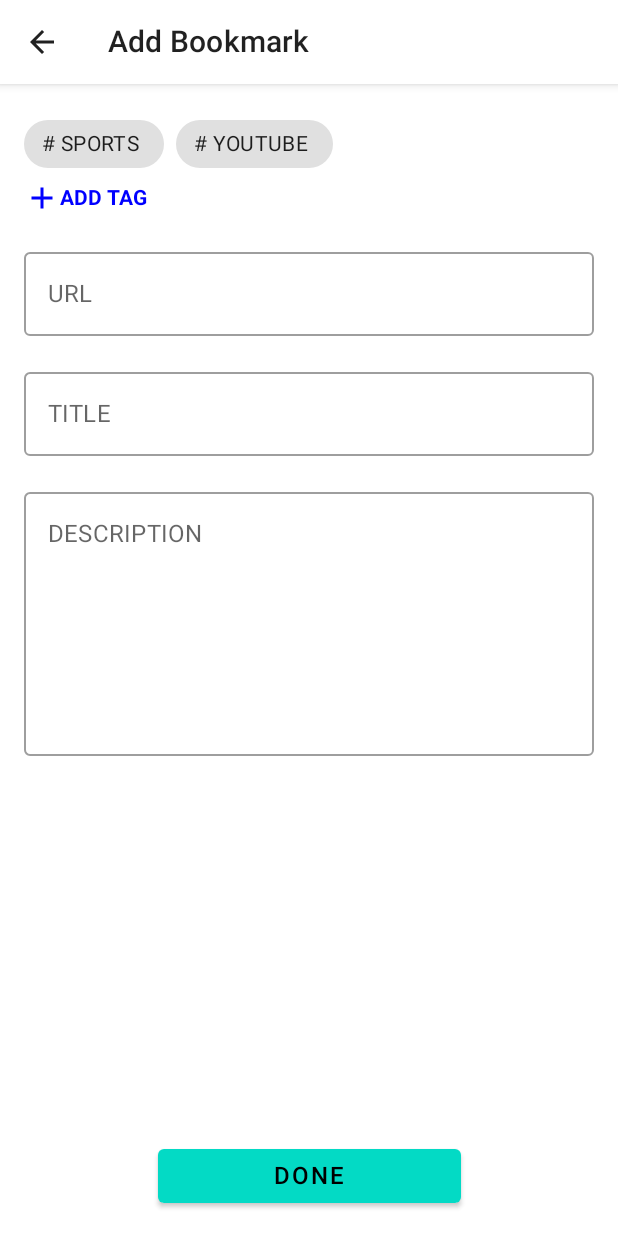
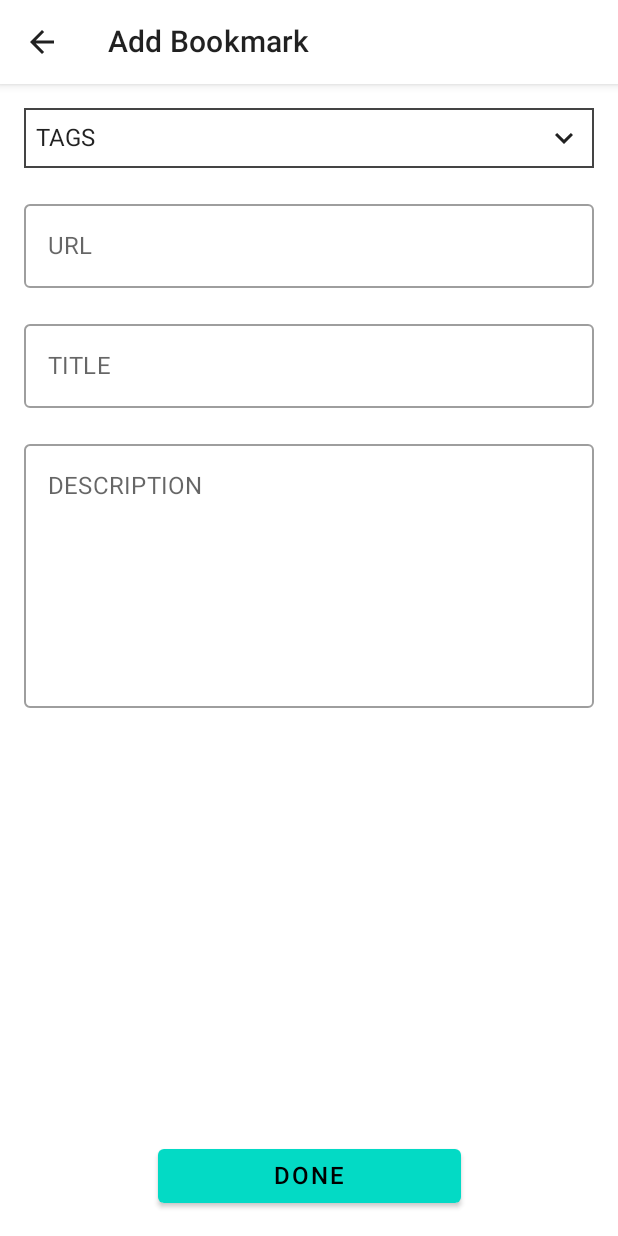
Before and after one commit to cranemont/bookmark-manager, an Android app built with Jetpack Compose: the AddBookmarkActivity screen opened directly, with no data from a screen before it, on a phone screen of 412 x 824 dp. Run offline under Robolectric (Android 15) with nearby library versions, the phone set to English and light mode, and no system bars.

Commit message:
feat: implement expandable tags

```diff
--- a/android/app/src/main/java/com/kldaji/bookmark_manager/presentation/addbookmark/AddBookmarkActivity.kt
+++ b/android/app/src/main/java/com/kldaji/bookmark_manager/presentation/addbookmark/AddBookmarkActivity.kt
@@ -5,14 +5,19 @@ import android.os.Bundle
 import android.util.Log
 import androidx.activity.ComponentActivity
 import androidx.activity.compose.setContent
+import androidx.compose.animation.animateContentSize
+import androidx.compose.foundation.ExperimentalFoundationApi
+import androidx.compose.foundation.border
 import androidx.compose.foundation.clickable
 import androidx.compose.foundation.layout.*
-import androidx.compose.foundation.lazy.LazyRow
-import androidx.compose.foundation.lazy.items
+import androidx.compose.foundation.lazy.staggeredgrid.LazyHorizontalStaggeredGrid
+import androidx.compose.foundation.lazy.staggeredgrid.StaggeredGridCells
+import androidx.compose.foundation.lazy.staggeredgrid.items
 import androidx.compose.material.*
 import androidx.compose.material.icons.Icons
-import androidx.compose.material.icons.filled.Add
 import androidx.compose.material.icons.filled.ArrowBack
+import androidx.compose.material.icons.filled.ExpandLess
+import androidx.compose.material.icons.filled.ExpandMore
 import androidx.compose.runtime.getValue
 import androidx.compose.runtime.mutableStateOf
 import androidx.compose.runtime.remember
@@ -20,7 +25,6 @@ import androidx.compose.runtime.setValue
 import androidx.compose.ui.Alignment
 import androidx.compose.ui.Modifier
 import androidx.compose.ui.graphics.Color
-import androidx.compose.ui.text.font.FontWeight
 import androidx.compose.ui.text.input.TextFieldValue
 import androidx.compose.ui.unit.dp
 import androidx.compose.ui.unit.sp
@@ -33,10 +37,9 @@ class AddBookmarkActivity : ComponentActivity() {
 		const val TAG = "AddBookmarkActivity"
 	}
 
-	@OptIn(ExperimentalMaterialApi::class)
+	@OptIn(ExperimentalMaterialApi::class, ExperimentalFoundationApi::class)
 	override fun onCreate(savedInstanceState: Bundle?) {
 		super.onCreate(savedInstanceState)
-
 
 		intent.getStringExtra(Intent.EXTRA_TEXT)?.let { url ->
 			// TODO: Call API
@@ -46,7 +49,9 @@ class AddBookmarkActivity : ComponentActivity() {
 		setContent {
 			BookmarkmanagerTheme {
 				val modifier = Modifier
-				val tags = listOf("SPORTS", "YOUTUBE")
+				var isExpanded by remember { mutableStateOf(false) }
+
+				val tags = listOf("SPORTS", "COMPUTER SCIENCE", "YOUTUBE", "SPORTS", "COMPUTER SCIENCE", "YOUTUBE", "SPORTS", "COMPUTER SCIENCE", "YOUTUBE")
 				var title by remember { mutableStateOf(TextFieldValue("")) }
 				var url by remember { mutableStateOf(TextFieldValue("")) }
 				var description by remember { mutableStateOf(TextFieldValue("")) }
@@ -80,32 +85,48 @@ class AddBookmarkActivity : ComponentActivity() {
 						horizontalAlignment = Alignment.CenterHorizontally
 					) {
 						Column {
-							LazyRow(modifier = modifier.fillMaxWidth()) {
+							Column(
+								modifier = modifier
+									.fillMaxWidth()
+									.animateContentSize()
+							) {
+								Row(
+									modifier = modifier
+										.fillMaxWidth()
+										.clickable { isExpanded = !isExpanded }
+										.border(
+											width = 1.dp,
+											color = Color.DarkGray
+										)
+										.padding(8.dp),
+									horizontalArrangement = Arrangement.SpaceBetween,
+									verticalAlignment = Alignment.CenterVertically
+								) {
+									Text(text = "TAGS")
+									if (!isExpanded) Icon(imageVector = Icons.Default.ExpandMore, contentDescription = "")
+									else Icon(imageVector = Icons.Default.ExpandLess, contentDescription = "")
+								}
 
+								if (isExpanded) {
+									LazyHorizontalStaggeredGrid(
+										modifier = modifier
+											.height(140.dp)
+											.padding(top = 16.dp),
+										rows = StaggeredGridCells.Fixed(3),
+									) {
 										items(items = tags) { tag ->
 											Chip(
-										modifier = modifier.padding(end = 8.dp),
+												modifier = modifier.padding(end = 8.dp, bottom = 8.dp),
 												onClick = { /*TODO*/ }
 											) {
 												Text(
 													modifier = modifier.padding(end = 4.dp),
-											text = "# $tag"
+													text = tag
 												)
 											}
 										}
 									}
-
-							Row(
-								modifier = modifier.clickable { },
-								verticalAlignment = Alignment.CenterVertically
-							) {
-								Icon(imageVector = Icons.Default.Add, contentDescription = "태그 추가", tint = Color.Blue)
-								Text(
-									text = "ADD TAG",
-									fontSize = 14.sp,
-									fontWeight = FontWeight.Bold,
-									color = Color.Blue
-								)
+								}
 							}
 
 							OutlinedTextField(
```
Lines whose indentation alone changed are shown as unchanged.
